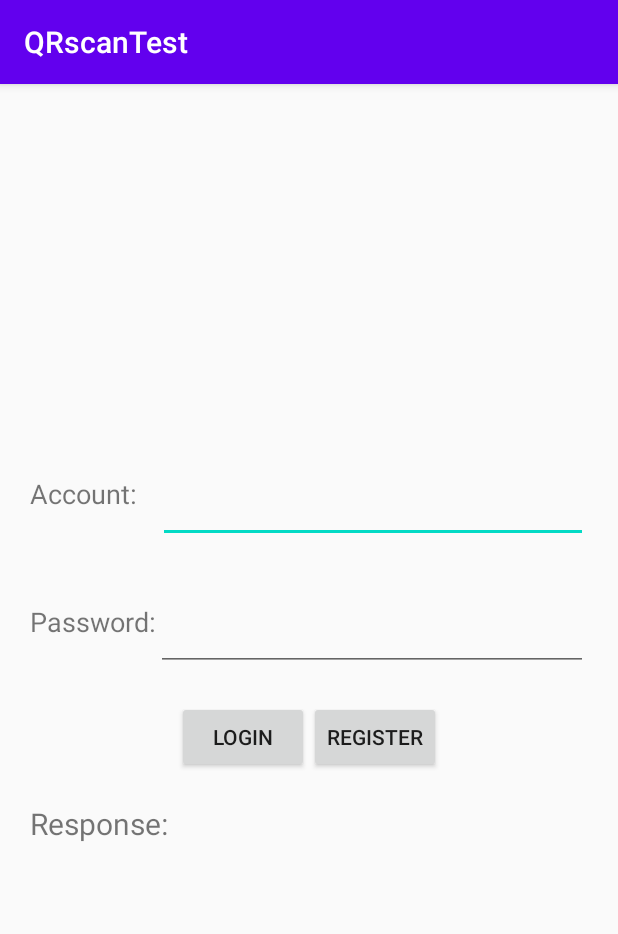
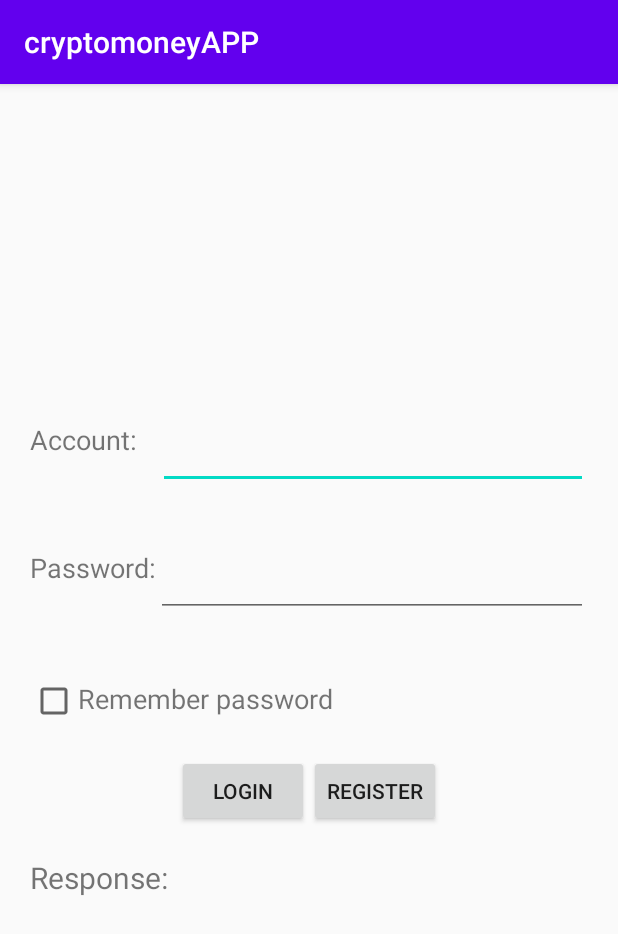
Before and after one commit to louisewang1/cryptomoneyAPP, an Android app: the screen it shows after launch (LoginActivity), on a phone screen of 412 x 824 dp. Shown: the top 934 px of the screen. Run offline under Robolectric (Android 15) with nearby library versions, the phone set to English and light mode, and no system bars.

Commit message:
add remember pwd and exit confirmation

```diff
--- a/QRscanTest/app/src/main/AndroidManifest.xml
+++ b/QRscanTest/app/src/main/AndroidManifest.xml
@@ -35,7 +35,8 @@
                 <category android:name="android.intent.category.LAUNCHER" />
             </intent-filter>
         </activity>
-        <activity android:name=".MainActivity" />
+        <activity android:name=".MainActivity"
+            android:label="cryptomoneyAPP"/>
 
         <service
             android:name="cn.memobird.gtx.task.GtxService"
--- a/QRscanTest/app/src/main/java/com/example/cryptomoney/LoginActivity.java
+++ b/QRscanTest/app/src/main/java/com/example/cryptomoney/LoginActivity.java
@@ -3,16 +3,20 @@ package com.example.cryptomoney;
 import androidx.appcompat.app.AppCompatActivity;
 
 import android.content.Intent;
+import android.content.SharedPreferences;
 import android.os.Bundle;
+import android.preference.PreferenceManager;
 import android.util.Log;
 import android.view.View;
 import android.widget.Button;
+import android.widget.CheckBox;
 import android.widget.EditText;
 import android.widget.TextView;
 
 
 import java.net.URLEncoder;
 import java.sql.Connection;
+import java.util.prefs.PreferenceChangeEvent;
 
 
 public class LoginActivity extends AppCompatActivity {
@@ -24,10 +28,15 @@ public class LoginActivity extends AppCompatActivity {
     private Connection conn = null; // connection to mysql
     private Button register;
     private TextView showResponse;
+    private CheckBox rememberPass;
 
     public final static int TYPE_CONN_FAILED = -1;  // identify different error
     public final static int TYPE_LOGIN_FAILED = 0;
     public final static int REG_CODE = 2;
+
+    // 本地存储记住密码
+    private SharedPreferences pref;
+    private SharedPreferences.Editor editor;
 
     @Override
     protected void onCreate(Bundle savedInstanceState) {
@@ -42,6 +51,19 @@ public class LoginActivity extends AppCompatActivity {
 
         showResponse = (TextView) findViewById(R.id.tv_show_response);
 
+        // 记住密码
+        pref = PreferenceManager.getDefaultSharedPreferences(this);
+        rememberPass = (CheckBox) findViewById(R.id.remember_pass);
+        boolean isRemember = pref.getBoolean("remember_password",false);
+        if (isRemember) {
+            // 自动填充
+            String account = pref.getString("account","");
+            String password = pref.getString("pwd","");
+            accountEdit.setText(account);
+            passwordEdit.setText(password);
+            rememberPass.setChecked(true);
+        }
+
         register.setOnClickListener(new View.OnClickListener() {
             @Override
             public void onClick(View view) {
@@ -54,14 +76,14 @@ public class LoginActivity extends AppCompatActivity {
             @Override
             public void onClick(View view) {
 
-                // 获取输入字符串
-                final String username = accountEdit.getText().toString();
-                final String pwd = passwordEdit.getText().toString();
-                final String loginRequest = "request="+ URLEncoder.encode("login")+ "&username="+ URLEncoder.encode(username)+"&password=" +URLEncoder.encode(pwd);
-
                 new Thread(new Runnable() {
                     @Override
                     public void run() {
+                        // 获取输入字符串
+                        final String username = accountEdit.getText().toString();
+                        final String pwd = passwordEdit.getText().toString();
+                        final String loginRequest = "request="+ URLEncoder.encode("login")+ "&username="+ URLEncoder.encode(username)+"&password=" +URLEncoder.encode(pwd);
+
 //                        final String  response = PostService.loginByPost(username,pwd);
                         String response = PostService.Post(loginRequest);
 //                        if(response != null){
@@ -72,7 +94,17 @@ public class LoginActivity extends AppCompatActivity {
                         if (response != null) {
                             int id = Integer.parseInt(response);
                             Log.d("LoginActivity","id="+id);
-                            if (id > 0) {
+                            if (id > 0) {  // 登录成功
+                                // 记住密码
+                                editor = pref.edit();
+                                if (rememberPass.isChecked()) {
+                                    editor.putBoolean("remember_password",true);
+                                    editor.putString("account",username);
+                                    editor.putString("pwd",pwd);
+                                } else {
+                                    editor.clear();
+                                }
+                                editor.apply();  //清除密码
                                 showResponse("id = " +response);
                                 Intent intent = new Intent(LoginActivity.this, MainActivity.class);
                                 intent.putExtra("account_id",id);  //传递account_id
--- a/QRscanTest/app/src/main/res/layout/activity_login.xml
+++ b/QRscanTest/app/src/main/res/layout/activity_login.xml
@@ -51,6 +51,31 @@
     </LinearLayout>
 
     <LinearLayout
+        android:orientation="horizontal"
+        android:layout_width="match_parent"
+        android:layout_height="wrap_content"
+        android:layout_margin="20dp" >
+
+        <LinearLayout
+            android:layout_width="match_parent"
+            android:layout_height="wrap_content"
+            android:orientation="horizontal" >
+
+            <CheckBox
+                android:layout_width="wrap_content"
+                android:layout_height="wrap_content"
+                android:id="@+id/remember_pass" />
+
+            <TextView
+                android:layout_width="wrap_content"
+                android:layout_height="wrap_content"
+                android:textSize="18sp"
+                android:text="Remember password" />
+        </LinearLayout>
+
+    </LinearLayout>
+
+    <LinearLayout
         android:layout_width="wrap_content"
         android:layout_height="wrap_content"
         android:orientation="horizontal"
--- a/QRscanTest/app/src/main/res/layout/activity_transaction.xml
+++ b/QRscanTest/app/src/main/res/layout/activity_transaction.xml
@@ -3,6 +3,8 @@
     android:layout_width="match_parent"
     android:layout_height="match_parent"
     android:orientation="vertical">
+
+    <include layout="@layout/title" />
 
     <LinearLayout
         android:layout_width="match_parent"
--- a/QRscanTest/app/src/main/res/values/strings.xml
+++ b/QRscanTest/app/src/main/res/values/strings.xml
@@ -1,5 +1,5 @@
 <resources>
-    <string name="app_name">QRscanTest</string>
+    <string name="app_name">cryptomoneyAPP</string>
     <string name="hour_half">30分钟</string>
     <string name="hour_one">1小时</string>
     <string name="hour_two">2小时</string>
```
Also changed, not shown: QRscanTest/app/src/main/java/com/example/cryptomoney/MainActivity.java (+31 -4 lines), QRscanTest/app/src/main/java/com/example/cryptomoney/TransactionActivity.java (+19 -0 lines), 1 other file.
